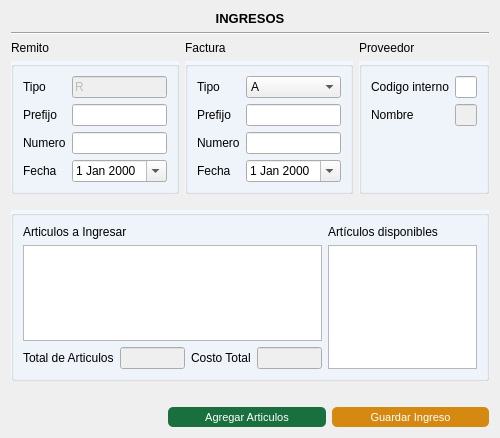
Above: Vistas/gui/ingresos/Ingreso.ui from Lonaris/Corupel before the change. Below: the same form after it.
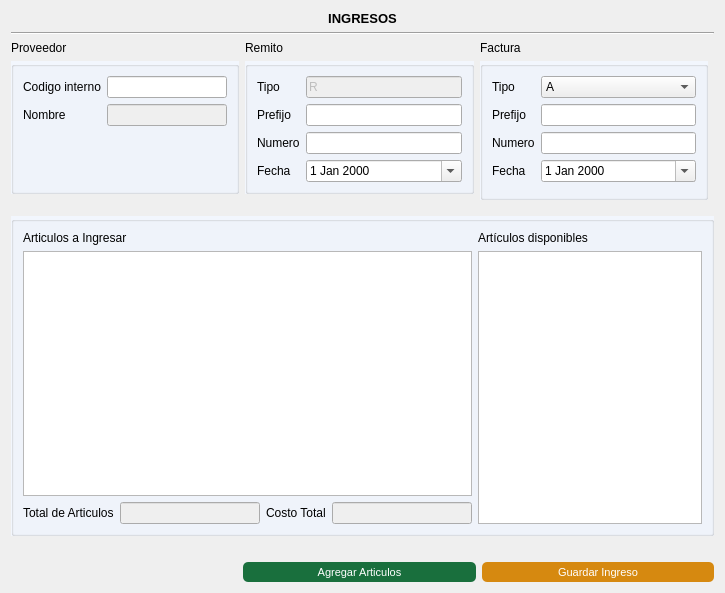
That is the form after the change. Icons and pictures are not drawn.

Patch:
```diff
--- a/Vistas/gui/ingresos/Ingreso.ui
+++ b/Vistas/gui/ingresos/Ingreso.ui
@@ -6,8 +6,8 @@
    <rect>
     <x>0</x>
     <y>0</y>
-    <width>466</width>
-    <height>438</height>
+    <width>725</width>
+    <height>593</height>
    </rect>
   </property>
   <property name="sizePolicy">
@@ -24,8 +24,116 @@
   </property>
   <layout class="QGridLayout" name="gridLayout_2">
    <item row="0" column="0">
-    <layout class="QGridLayout" name="gridLayout_6" rowstretch="0,0,0,0,0,0,0,0,0,0,100,0,0">
-     <item row="0" column="0" rowspan="2" colspan="3">
+    <layout class="QGridLayout" name="gridLayout_6" rowstretch="0,0,0,0,0,0,0,0,0,0,4,0,0">
+     <item row="9" column="0" rowspan="2" colspan="4">
+      <widget class="QGroupBox" name="group_tabla">
+       <property name="styleSheet">
+        <string notr="true">#group_tabla{
+	background-color: #F2F6FD;
+	}</string>
+       </property>
+       <property name="title">
+        <string/>
+       </property>
+       <layout class="QGridLayout" name="gridLayout" rowstretch="10,800,0,0" columnstretch="4,2">
+        <item row="1" column="0" rowspan="2">
+         <widget class="QTableView" name="tbl_ingresos">
+          <property name="focusPolicy">
+           <enum>Qt::TabFocus</enum>
+          </property>
+          <property name="tabKeyNavigation">
+           <bool>false</bool>
+          </property>
+          <attribute name="horizontalHeaderStretchLastSection">
+           <bool>true</bool>
+          </attribute>
+          <attribute name="verticalHeaderVisible">
+           <bool>false</bool>
+          </attribute>
+         </widget>
+        </item>
+        <item row="3" column="0">
+         <layout class="QHBoxLayout" name="Totales">
+          <item>
+           <widget class="QLabel" name="label_total_cant">
+            <property name="text">
+             <string>Total de Articulos</string>
+            </property>
+           </widget>
+          </item>
+          <item>
+           <widget class="QLineEdit" name="tot_cant">
+            <property name="enabled">
+             <bool>false</bool>
+            </property>
+            <property name="focusPolicy">
+             <enum>Qt::NoFocus</enum>
+            </property>
+           </widget>
+          </item>
+          <item>
+           <widget class="QLabel" name="label_total_costo">
+            <property name="text">
+             <string>Costo Total</string>
+            </property>
+           </widget>
+          </item>
+          <item>
+           <widget class="QLineEdit" name="tot_cost">
+            <property name="enabled">
+             <bool>false</bool>
+            </property>
+            <property name="focusPolicy">
+             <enum>Qt::NoFocus</enum>
+            </property>
+           </widget>
+          </item>
+         </layout>
+        </item>
+        <item row="0" column="0">
+         <widget class="QLabel" name="label_6">
+          <property name="text">
+           <string>Articulos a Ingresar</string>
+          </property>
+         </widget>
+        </item>
+        <item row="1" column="1" rowspan="3">
+         <widget class="QTableView" name="tbl_articulos">
+          <property name="focusPolicy">
+           <enum>Qt::ClickFocus</enum>
+          </property>
+          <property name="tabKeyNavigation">
+           <bool>false</bool>
+          </property>
+          <attribute name="horizontalHeaderStretchLastSection">
+           <bool>true</bool>
+          </attribute>
+         </widget>
+        </item>
+        <item row="0" column="1">
+         <widget class="QLabel" name="label_7">
+          <property name="text">
+           <string>Artículos disponibles</string>
+          </property>
+         </widget>
+        </item>
+       </layout>
+      </widget>
+     </item>
+     <item row="11" column="0" colspan="4">
+      <spacer name="horizontalSpacer_2">
+       <property name="orientation">
+        <enum>Qt::Horizontal</enum>
+       </property>
+       <property name="sizeHint" stdset="0">
+        <size>
+         <width>40</width>
+         <height>20</height>
+        </size>
+       </property>
+      </spacer>
+     </item>
+     <item row="0" column="0" rowspan="2" colspan="4">
       <widget class="QLabel" name="label">
        <property name="font">
         <font>
@@ -47,20 +155,7 @@
        </property>
       </widget>
      </item>
-     <item row="11" column="0" colspan="3">
-      <spacer name="horizontalSpacer_2">
-       <property name="orientation">
-        <enum>Qt::Horizontal</enum>
-       </property>
-       <property name="sizeHint" stdset="0">
-        <size>
-         <width>40</width>
-         <height>20</height>
-        </size>
-       </property>
-      </spacer>
-     </item>
-     <item row="12" column="0" colspan="3">
+     <item row="12" column="0" colspan="4">
       <layout class="QHBoxLayout" name="Botones">
        <item>
         <spacer name="horizontalSpacer">
@@ -89,6 +184,9 @@
            <height>40</height>
           </size>
          </property>
+         <property name="focusPolicy">
+          <enum>Qt::StrongFocus</enum>
+         </property>
          <property name="styleSheet">
           <string notr="true">#btn_agregar_art{
 	background-color: #196F3D;
@@ -131,6 +229,9 @@
            <height>40</height>
           </size>
          </property>
+         <property name="focusPolicy">
+          <enum>Qt::StrongFocus</enum>
+         </property>
          <property name="styleSheet">
           <string notr="true">#btn_guardar{
 	background-color: #D68910  ;
@@ -161,7 +262,46 @@
        </item>
       </layout>
      </item>
-     <item row="4" column="1" rowspan="2">
+     <item row="6" column="0" rowspan="3" colspan="4">
+      <spacer name="horizontalSpacer_3">
+       <property name="orientation">
+        <enum>Qt::Horizontal</enum>
+       </property>
+       <property name="sizeHint" stdset="0">
+        <size>
+         <width>10</width>
+         <height>10</height>
+        </size>
+       </property>
+      </spacer>
+     </item>
+     <item row="3" column="2">
+      <widget class="QLabel" name="label_3">
+       <property name="sizePolicy">
+        <sizepolicy hsizetype="Expanding" vsizetype="Expanding">
+         <horstretch>0</horstretch>
+         <verstretch>0</verstretch>
+        </sizepolicy>
+       </property>
+       <property name="font">
+        <font>
+         <weight>50</weight>
+         <bold>false</bold>
+        </font>
+       </property>
+       <property name="text">
+        <string>Factura</string>
+       </property>
+      </widget>
+     </item>
+     <item row="2" column="0" colspan="4">
+      <widget class="Line" name="line">
+       <property name="orientation">
+        <enum>Qt::Horizontal</enum>
+       </property>
+      </widget>
+     </item>
+     <item row="4" column="2" rowspan="2">
       <widget class="QGroupBox" name="group_factura">
        <property name="sizePolicy">
         <sizepolicy hsizetype="Expanding" vsizetype="Expanding">
@@ -190,6 +330,9 @@
         </item>
         <item row="2" column="1">
          <widget class="QComboBox" name="fact_tipo">
+          <property name="focusPolicy">
+           <enum>Qt::StrongFocus</enum>
+          </property>
           <item>
            <property name="text">
             <string>A</string>
@@ -215,7 +358,11 @@
          </widget>
         </item>
         <item row="5" column="1">
-         <widget class="QLineEdit" name="fact_numero"/>
+         <widget class="QLineEdit" name="fact_numero">
+          <property name="focusPolicy">
+           <enum>Qt::StrongFocus</enum>
+          </property>
+         </widget>
         </item>
         <item row="6" column="0">
          <widget class="QLabel" name="label_fecha">
@@ -226,6 +373,9 @@
         </item>
         <item row="6" column="1">
          <widget class="QDateEdit" name="fact_fecha">
+          <property name="focusPolicy">
+           <enum>Qt::NoFocus</enum>
+          </property>
           <property name="calendarPopup">
            <bool>true</bool>
           </property>
@@ -239,59 +389,16 @@
          </widget>
         </item>
         <item row="3" column="1">
-         <widget class="QLineEdit" name="fact_prefijo"/>
-        </item>
-       </layout>
-      </widget>
-     </item>
-     <item row="4" column="2" rowspan="2">
-      <widget class="QGroupBox" name="group_proveedor">
-       <property name="sizePolicy">
-        <sizepolicy hsizetype="Preferred" vsizetype="Expanding">
-         <horstretch>0</horstretch>
-         <verstretch>0</verstretch>
-        </sizepolicy>
-       </property>
-       <property name="styleSheet">
-        <string notr="true">#group_proveedor{
-	background-color: #F2F6FD;
-	}</string>
-       </property>
-       <property name="title">
-        <string/>
-       </property>
-       <layout class="QFormLayout" name="formLayout_2">
-        <item row="2" column="0">
-         <widget class="QLabel" name="label_codigo">
-          <property name="text">
-           <string>Codigo interno</string>
-          </property>
-         </widget>
-        </item>
-        <item row="2" column="1">
-         <widget class="QLineEdit" name="prov_id"/>
-        </item>
-        <item row="3" column="0">
-         <widget class="QLabel" name="label_nombre_2">
-          <property name="text">
-           <string>Nombre</string>
-          </property>
-         </widget>
-        </item>
-        <item row="3" column="1">
-         <widget class="QLineEdit" name="prov_nombre">
-          <property name="enabled">
-           <bool>false</bool>
-          </property>
+         <widget class="QLineEdit" name="fact_prefijo">
           <property name="focusPolicy">
-           <enum>Qt::NoFocus</enum>
+           <enum>Qt::StrongFocus</enum>
           </property>
          </widget>
         </item>
        </layout>
       </widget>
      </item>
-     <item row="4" column="0" rowspan="2">
+     <item row="4" column="1">
       <widget class="QGroupBox" name="group_remito">
        <property name="sizePolicy">
         <sizepolicy hsizetype="Expanding" vsizetype="Expanding">
@@ -328,6 +435,20 @@
           </property>
          </widget>
         </item>
+        <item row="3" column="0">
+         <widget class="QLabel" name="label_prefijo">
+          <property name="text">
+           <string>Prefijo</string>
+          </property>
+         </widget>
+        </item>
+        <item row="3" column="1">
+         <widget class="QLineEdit" name="rem_prefijo">
+          <property name="focusPolicy">
+           <enum>Qt::StrongFocus</enum>
+          </property>
+         </widget>
+        </item>
         <item row="4" column="0">
          <widget class="QLabel" name="label_numero_2">
           <property name="text">
@@ -336,7 +457,11 @@
          </widget>
         </item>
         <item row="4" column="1">
-         <widget class="QLineEdit" name="rem_numero"/>
+         <widget class="QLineEdit" name="rem_numero">
+          <property name="focusPolicy">
+           <enum>Qt::StrongFocus</enum>
+          </property>
+         </widget>
         </item>
         <item row="5" column="0">
          <widget class="QLabel" name="label_fecha_2">
@@ -347,51 +472,69 @@
         </item>
         <item row="5" column="1">
          <widget class="QDateEdit" name="rem_fecha">
+          <property name="focusPolicy">
+           <enum>Qt::ClickFocus</enum>
+          </property>
           <property name="calendarPopup">
            <bool>true</bool>
           </property>
          </widget>
         </item>
+       </layout>
+      </widget>
+     </item>
+     <item row="4" column="0">
+      <widget class="QGroupBox" name="group_proveedor">
+       <property name="sizePolicy">
+        <sizepolicy hsizetype="Preferred" vsizetype="Expanding">
+         <horstretch>0</horstretch>
+         <verstretch>0</verstretch>
+        </sizepolicy>
+       </property>
+       <property name="styleSheet">
+        <string notr="true">#group_proveedor{
+	background-color: #F2F6FD;
+	}</string>
+       </property>
+       <property name="title">
+        <string/>
+       </property>
+       <layout class="QFormLayout" name="formLayout_2">
+        <item row="2" column="0">
+         <widget class="QLabel" name="label_codigo">
+          <property name="text">
+           <string>Codigo interno</string>
+          </property>
+         </widget>
+        </item>
+        <item row="2" column="1">
+         <widget class="QLineEdit" name="prov_id">
+          <property name="focusPolicy">
+           <enum>Qt::StrongFocus</enum>
+          </property>
+         </widget>
+        </item>
         <item row="3" column="0">
-         <widget class="QLabel" name="label_prefijo">
+         <widget class="QLabel" name="label_nombre_2">
           <property name="text">
-           <string>Prefijo</string>
+           <string>Nombre</string>
           </property>
          </widget>
         </item>
         <item row="3" column="1">
-         <widget class="QLineEdit" name="rem_prefijo"/>
+         <widget class="QLineEdit" name="prov_nombre">
+          <property name="enabled">
+           <bool>false</bool>
+          </property>
+          <property name="focusPolicy">
+           <enum>Qt::NoFocus</enum>
+          </property>
+         </widget>
         </item>
        </layout>
       </widget>
      </item>
-     <item row="6" column="0" rowspan="3" colspan="3">
-      <spacer name="horizontalSpacer_3">
-       <property name="orientation">
-        <enum>Qt::Horizontal</enum>
-       </property>
-       <property name="sizeHint" stdset="0">
-        <size>
-         <width>10</width>
-         <height>10</height>
-        </size>
-       </property>
-      </spacer>
-     </item>
-     <item row="3" column="2">
-      <widget class="QLabel" name="label_4">
-       <property name="font">
-        <font>
-         <weight>50</weight>
-         <bold>false</bold>
-        </font>
-       </property>
-       <property name="text">
-        <string>Proveedor</string>
-       </property>
-      </widget>
-     </item>
-     <item row="3" column="0">
+     <item row="3" column="1">
       <widget class="QLabel" name="label_2">
        <property name="sizePolicy">
         <sizepolicy hsizetype="Expanding" vsizetype="Expanding">
@@ -410,14 +553,8 @@
        </property>
       </widget>
      </item>
-     <item row="3" column="1">
-      <widget class="QLabel" name="label_3">
-       <property name="sizePolicy">
-        <sizepolicy hsizetype="Expanding" vsizetype="Expanding">
-         <horstretch>0</horstretch>
-         <verstretch>0</verstretch>
-        </sizepolicy>
-       </property>
+     <item row="3" column="0">
+      <widget class="QLabel" name="label_4">
        <property name="font">
         <font>
          <weight>50</weight>
@@ -425,106 +562,10 @@
         </font>
        </property>
        <property name="text">
-        <string>Factura</string>
+        <string>Proveedor</string>
        </property>
       </widget>
      </item>
-     <item row="2" column="0" colspan="3">
-      <widget class="Line" name="line">
-       <property name="orientation">
-        <enum>Qt::Horizontal</enum>
-       </property>
-      </widget>
-     </item>
-     <item row="9" column="0" rowspan="2" colspan="3">
-      <widget class="QGroupBox" name="group_tabla">
-       <property name="styleSheet">
-        <string notr="true">#group_tabla{
-	background-color: #F2F6FD;
-	}</string>
-       </property>
-       <property name="title">
-        <string/>
-       </property>
-       <layout class="QGridLayout" name="gridLayout" rowstretch="10,800,0,0" columnstretch="4,2">
-        <item row="1" column="0" rowspan="2">
-         <widget class="QTableView" name="tbl_ingresos">
-          <property name="tabKeyNavigation">
-           <bool>false</bool>
-          </property>
-          <attribute name="horizontalHeaderStretchLastSection">
-           <bool>true</bool>
-          </attribute>
-          <attribute name="verticalHeaderVisible">
-           <bool>false</bool>
-          </attribute>
-         </widget>
-        </item>
-        <item row="3" column="0">
-         <layout class="QHBoxLayout" name="Totales">
-          <item>
-           <widget class="QLabel" name="label_total_cant">
-            <property name="text">
-             <string>Total de Articulos</string>
-            </property>
-           </widget>
-          </item>
-          <item>
-           <widget class="QLineEdit" name="tot_cant">
-            <property name="enabled">
-             <bool>false</bool>
-            </property>
-            <property name="focusPolicy">
-             <enum>Qt::NoFocus</enum>
-            </property>
-           </widget>
-          </item>
-          <item>
-           <widget class="QLabel" name="label_total_costo">
-            <property name="text">
-             <string>Costo Total</string>
-            </property>
-           </widget>
-          </item>
-          <item>
-           <widget class="QLineEdit" name="tot_cost">
-            <property name="enabled">
-             <bool>false</bool>
-            </property>
-            <property name="focusPolicy">
-             <enum>Qt::NoFocus</enum>
-            </property>
-           </widget>
-          </item>
-         </layout>
-        </item>
-        <item row="0" column="0">
-         <widget class="QLabel" name="label_6">
-          <property name="text">
-           <string>Articulos a Ingresar</string>
-          </property>
-         </widget>
-        </item>
-        <item row="1" column="1" rowspan="3">
-         <widget class="QTableView" name="tbl_articulos">
-          <property name="focusPolicy">
-           <enum>Qt::ClickFocus</enum>
-          </property>
-          <attribute name="horizontalHeaderStretchLastSection">
-           <bool>true</bool>
-          </attribute>
-         </widget>
-        </item>
-        <item row="0" column="1">
-         <widget class="QLabel" name="label_7">
-          <property name="text">
-           <string>Artículos disponibles</string>
-          </property>
-         </widget>
-        </item>
-       </layout>
-      </widget>
-     </item>
     </layout>
    </item>
   </layout>
```
Left out of the diff: 11 changed lines with no effect on the pictures.
